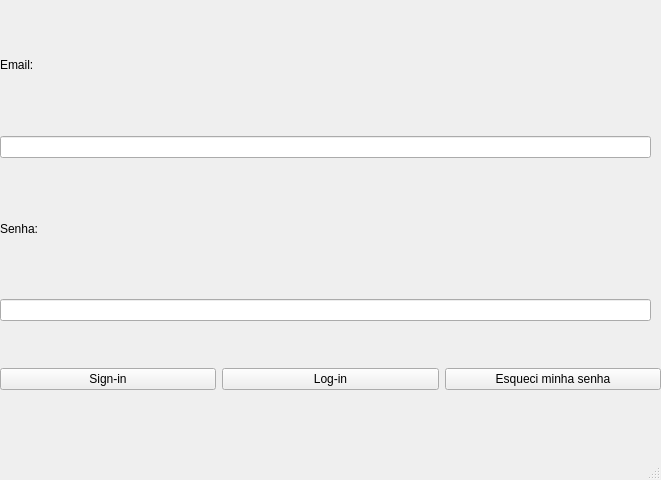
Old version of the form MainWindow/UIS/login.ui in the repository lucassmtt/System_with_PyQt6.
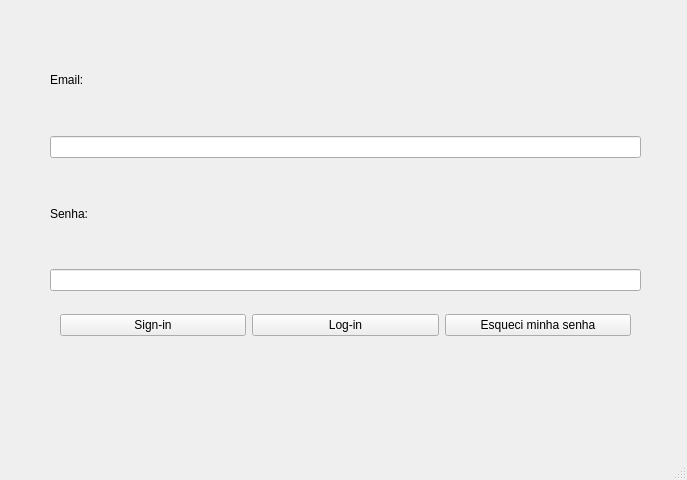
New version of the form.

Commit message: Refazendo tela de signup e login.

The edit to the form file:
```diff
--- a/MainWindow/UIS/login.ui
+++ b/MainWindow/UIS/login.ui
@@ -6,7 +6,7 @@
    <rect>
     <x>0</x>
     <y>0</y>
-    <width>661</width>
+    <width>687</width>
     <height>480</height>
    </rect>
   </property>
@@ -17,10 +17,10 @@
    <widget class="QWidget" name="verticalLayoutWidget">
     <property name="geometry">
      <rect>
-      <x>0</x>
-      <y>0</y>
-      <width>651</width>
-      <height>321</height>
+      <x>50</x>
+      <y>30</y>
+      <width>591</width>
+      <height>261</height>
      </rect>
     </property>
     <layout class="QVBoxLayout" name="verticalLayout">
@@ -49,10 +49,10 @@
    <widget class="QWidget" name="horizontalLayoutWidget">
     <property name="geometry">
      <rect>
-      <x>0</x>
-      <y>319</y>
-      <width>661</width>
-      <height>121</height>
+      <x>60</x>
+      <y>310</y>
+      <width>571</width>
+      <height>31</height>
      </rect>
     </property>
     <layout class="QHBoxLayout" name="horizontalLayout">
@@ -79,6 +79,25 @@
      </item>
     </layout>
    </widget>
+   <widget class="QWidget" name="verticalLayoutWidget_2">
+    <property name="geometry">
+     <rect>
+      <x>59</x>
+      <y>350</y>
+      <width>581</width>
+      <height>80</height>
+     </rect>
+    </property>
+    <layout class="QVBoxLayout" name="Layout_output">
+     <item>
+      <widget class="QLabel" name="label_output">
+       <property name="text">
+        <string/>
+       </property>
+      </widget>
+     </item>
+    </layout>
+   </widget>
   </widget>
   <widget class="QMenuBar" name="menubar">
    <property name="geometry">
```
Left out of the diff: 10 changed lines with no effect on the pictures. The commit also changes 4 other files.
